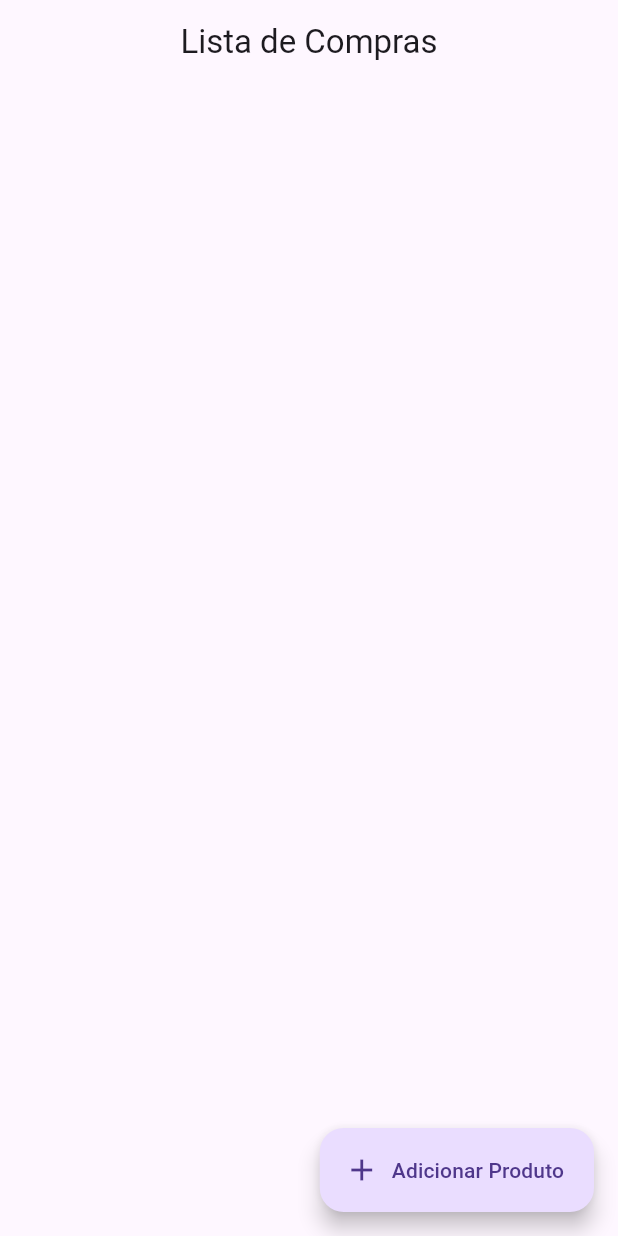
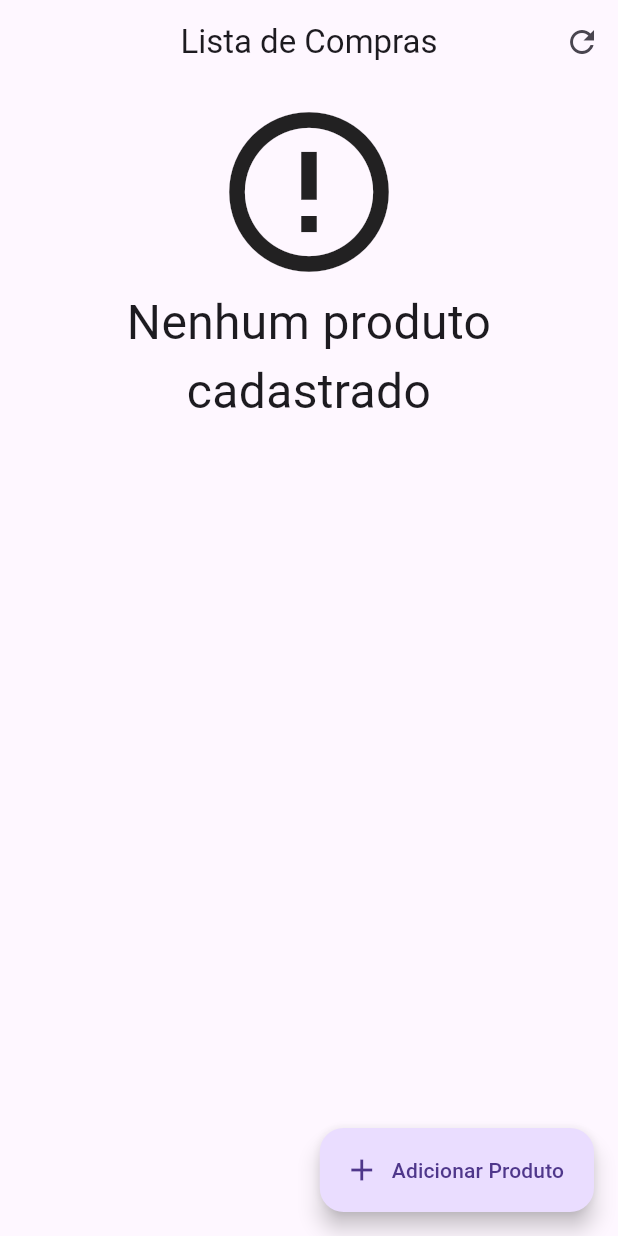
Before and after one commit to ldantascruz/list_supermarkert, a Flutter app: the screen it shows after launch, on a phone screen of 412 x 824 dp. Run offline on Flutter 3.47's test engine with Material 2 defaults, Android fonts, the phone set to English and light mode, and no system bars; our stand-ins replace sqflite; accounts and stored records are empty.

Commit message:
Atualizações do Projeto

```diff
--- a/lib/data/database.dart
+++ b/lib/data/database.dart
@@ -1,3 +1,5 @@
+// ignore_for_file: depend_on_referenced_packages
+
 import 'package:list_supermarkert/data/product_dao.dart';
 import 'package:sqflite/sqflite.dart';
 import 'package:path/path.dart';
--- a/lib/screens/home_screen.dart
+++ b/lib/screens/home_screen.dart
@@ -1,6 +1,8 @@
+import 'dart:developer';
+
 import 'package:flutter/material.dart';
+import 'package:list_supermarkert/data/product_dao.dart';
 import 'package:list_supermarkert/screens/add_product_screen.dart';
-import 'package:list_supermarkert/data/product_inherited.dart';
 import 'package:list_supermarkert/screens/product.dart';
 
 class HomeScreen extends StatefulWidget {
@@ -19,26 +21,106 @@ class _HomeScreenState extends State<HomeScreen> {
       appBar: AppBar(
         title: const Text('Lista de Compras'),
         centerTitle: true,
+        actions: [
+          IconButton(
+            onPressed: () {
+              setState(() {});
+            },
+            icon: const Icon(Icons.refresh),
+          )
+        ],
       ),
       body: Center(
-        child: ListView(
-          children: ProductInherited.of(context).productList,
+        child: Padding(
+          padding: const EdgeInsets.only(top: 8, bottom: 70),
+          child: FutureBuilder<List<Product>>(
+            future: ProductDao().findAll(),
+            builder: (context, snapshot) {
+              List<Product>? products = snapshot.data;
+              switch (snapshot.connectionState) {
+                case ConnectionState.none:
+                  return const Center(
+                    child: Column(
+                      children: [
+                        CircularProgressIndicator(),
+                        Text('Carregando produtos...'),
+                      ],
+                    ),
+                  );
+                case ConnectionState.waiting:
+                  return const Center(
+                    child: Column(
+                      children: [
+                        CircularProgressIndicator(),
+                        Text('Carregando produtos...'),
+                      ],
+                    ),
+                  );
+                case ConnectionState.active:
+                  return const Center(
+                    child: Column(
+                      children: [
+                        CircularProgressIndicator(),
+                        Text('Carregando produtos...'),
+                      ],
+                    ),
+                  );
+                case ConnectionState.done:
+                  if (snapshot.hasData && products != null) {
+                    if (products.isNotEmpty) {
+                      return ListView.builder(
+                        itemCount: products.length,
+                        itemBuilder: (context, index) {
+                          final Product product = products[index];
+                          return product;
+                        },
+                      );
+                    }
+                    return const Center(
+                      child: Column(
+                        children: [
+                          Icon(Icons.error_outline, size: 128),
+                          Text(
+                            'Nenhum produto cadastrado',
+                            style: TextStyle(fontSize: 32),
+                            textAlign: TextAlign.center,
+                          ),
+                        ],
+                      ),
+                    );
+                  }
+                  return const Center(
+                    child: Column(
+                      children: [
+                        Icon(Icons.error_outline, size: 128),
+                        Text(
+                          'Erro ao carregar produtos',
+                          style: TextStyle(fontSize: 32),
+                        ),
+                      ],
+                    ),
+                  );
+              }
+            },
+          ),
         ),
       ),
       floatingActionButton: FloatingActionButton.extended(
-        label: const Text('Adicionar Produto'),
-        icon: const Icon(Icons.add),
         onPressed: () {
           Navigator.push(
             context,
             MaterialPageRoute(
-              builder: (contextNew) =>
-                  AddProductScreen(productContext: context),
+              builder: (contextNew) => AddProductScreen(
+                productContext: context,
+              ),
             ),
-          );
+          ).then((value) => setState(() {
+                log('RECARREGANDO LISTA');
+              }));
         },
+        label: const Text('Adicionar Produto'),
+        icon: const Icon(Icons.add),
       ),
-      floatingActionButtonLocation: FloatingActionButtonLocation.endFloat,
     );
   }
 }
```
Also changed, not shown: lib/data/product_dao.dart (+75 -4 lines), lib/screens/add_product_screen.dart (+12 -15 lines), lib/screens/product.dart (+115 -52 lines).
